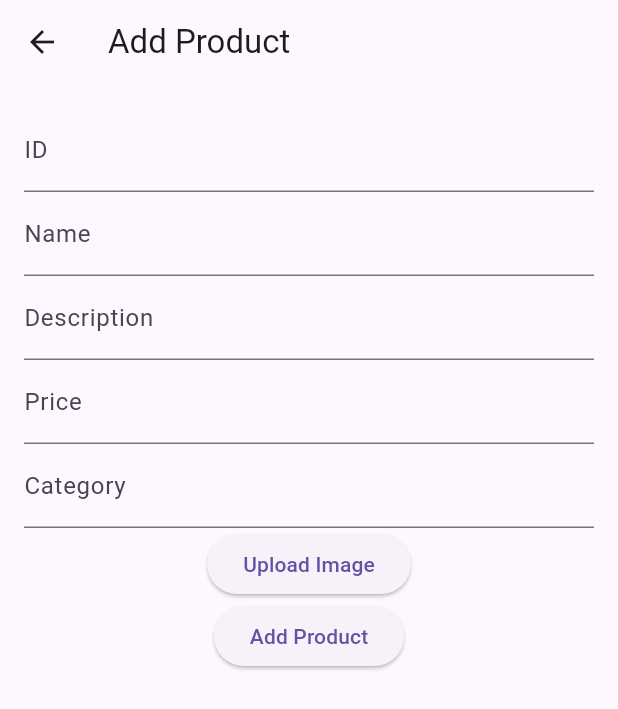
After one commit to NikiforWolodkin/flutter-course-project, a Flutter app: the AddProductPage screen opened directly, after a tap on "Add Product", on a phone screen of 412 x 824 dp. The commit adds this screen. Shown: the top 709 px of the screen. Run offline on Flutter 3.47's test engine with Material 3 defaults, Android fonts, the phone set to English and light mode, and no system bars; our stand-ins replace auto_size_text, badges, bottom_navy_bar, cached_network_image, carousel_slider, cloud_firestore and 16 more; missing offline and left inert: barcode; accounts and stored records are empty.

Commit message:
Added page to add products

```diff
--- a/lib/Model/Tools/JsonParse/product_parse.dart
+++ b/lib/Model/Tools/JsonParse/product_parse.dart
@@ -27,4 +27,15 @@ class ProductEntity {
       imageUrl = json['image_link'] as String? ?? "",
       productType = json['product_type'] as String? ?? "",
       description = json['description'] as String? ?? "";
+
+  Map<String, dynamic> toDocument() {
+    return {
+      'id': id,
+      'name': name,
+      'price': price,
+      'image_link': imageUrl,
+      'product_type': productType,
+      'description': description,
+    };
+  }
 }
--- /dev/null
+++ b/lib/View/HomeScreen/AddProductScreen/add_product_screen.dart
@@ -0,0 +1,132 @@
+import 'dart:io';
+
+import 'package:cloud_firestore/cloud_firestore.dart';
+import 'package:firebase_storage/firebase_storage.dart';
+import 'package:flutter/material.dart';
+import 'package:flutter_application_ecommerce/Model/Tools/JsonParse/product_parse.dart';
+import 'package:flutter_application_ecommerce/View/HomeScreen/bloc/home_bloc.dart';
+import 'package:flutter_application_ecommerce/View/HomeScreen/home_screen.dart';
+import 'package:image_picker/image_picker.dart';
+
+class AddProductPage extends StatefulWidget {
+  @override
+  _AddProductPageState createState() => _AddProductPageState();
+}
+
+class _AddProductPageState extends State<AddProductPage> {
+  final _formKey = GlobalKey<FormState>();
+  final ImagePicker _picker = ImagePicker();
+  XFile? _image;
+  String id = '';
+  String name = '';
+  String description = '';
+  String price = '';
+  String category = '';
+
+  Future<void> uploadImage() async {
+    // Select an image from the gallery
+    final XFile? image = await _picker.pickImage(source: ImageSource.gallery);
+
+    setState(() {
+      _image = image;
+    });
+  }
+
+  Future<void> addProduct() async {
+    if (_image != null) {
+      // Create a reference to the location you want to upload to in firebase
+      Reference ref = FirebaseStorage.instance
+          .ref()
+          .child('images/$id');
+
+      // Upload the file to firebase
+      UploadTask uploadTask = ref.putFile(File(_image?.path as String));
+
+      // Waits till the file is uploaded then stores the download url
+      await uploadTask.whenComplete(() => null);
+
+      // Retrieves the download url
+      String url = await ref.getDownloadURL();
+
+      // Create a new product with the download url
+      ProductEntity product = ProductEntity(int.parse(id), name, double.parse(price), url, category, description);
+
+      // Add the product to your database
+      // You'll need to implement this according to your database
+      CollectionReference products = FirebaseFirestore.instance.collection('products');
+      products.add(product.toDocument());
+
+      homeBloc?.add(HomeStart());
+    } else {
+      print('No Image Selected');
+    }
+  }
+
+
+  @override
+  Widget build(BuildContext context) {
+    return Scaffold(
+      appBar: AppBar(
+        title: Text('Add Product'),
+      ),
+      body: Form(
+        key: _formKey,
+        child: Padding(
+          padding: const EdgeInsets.all(16.0),
+          child: Column(
+            children: <Widget>[
+              TextFormField(
+                decoration: InputDecoration(labelText: 'ID'),
+                onChanged: (value) {
+                  setState(() {
+                    id = value;
+                  });
+                },
+              ),
+              TextFormField(
+                decoration: InputDecoration(labelText: 'Name'),
+                onChanged: (value) {
+                  setState(() {
+                    name = value;
+                  });
+                },
+              ),
+              TextFormField(
+                decoration: InputDecoration(labelText: 'Description'),
+                onChanged: (value) {
+                  setState(() {
+                    description = value;
+                  });
+                },
+              ),
+              TextFormField(
+                decoration: InputDecoration(labelText: 'Price'),
+                onChanged: (value) {
+                  setState(() {
+                    price = value;
+                  });
+                },
+              ),
+              TextFormField(
+                decoration: InputDecoration(labelText: 'Category'),
+                onChanged: (value) {
+                  setState(() {
+                    category = value;
+                  });
+                },
+              ),
+              ElevatedButton(
+                onPressed: uploadImage,
+                child: Text('Upload Image'),
+              ),
+              ElevatedButton(
+                onPressed: addProduct,
+                child: Text('Add Product'),
+              ),
+            ],
+          ),
+        ),
+      ),
+    );
+  }
+}
--- a/pubspec.yaml
+++ b/pubspec.yaml
@@ -63,6 +63,7 @@ dependencies:
   flutter_staggered_grid_view: ^0.6.2
   firebase_core: ^2.30.1
   cloud_firestore: ^4.17.2
+  firebase_storage: ^11.7.4
 
 
 
```
Also changed, not shown: lib/View/HomeScreen/home_screen.dart (+13 -2 lines), pubspec.lock, 3 other files.
